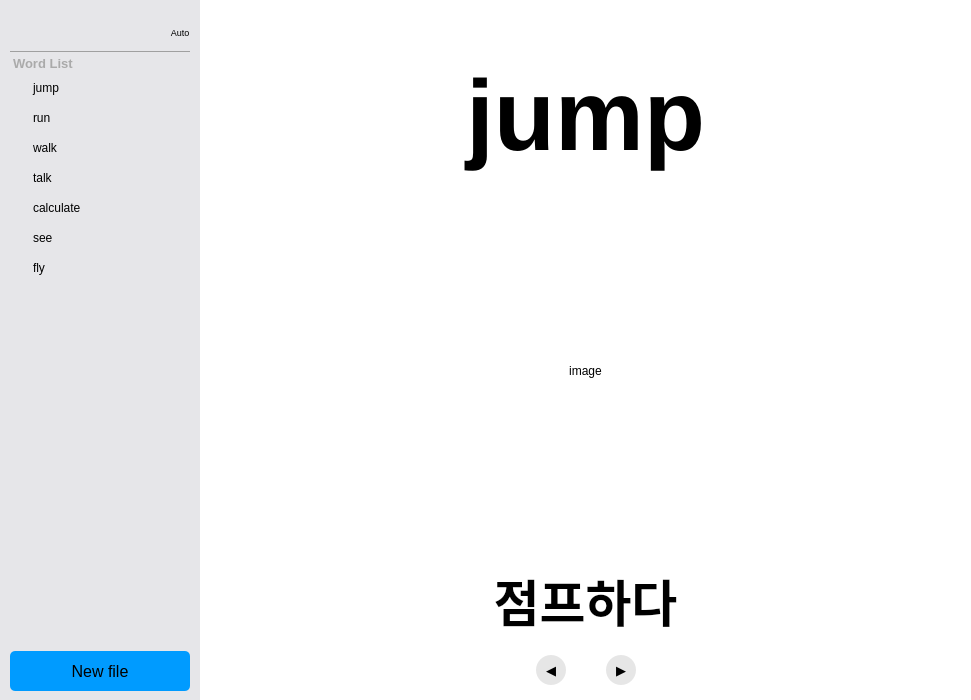
Above: main.ui from gonyo1/VisualVocaApp before the change. Below: the same form after it.
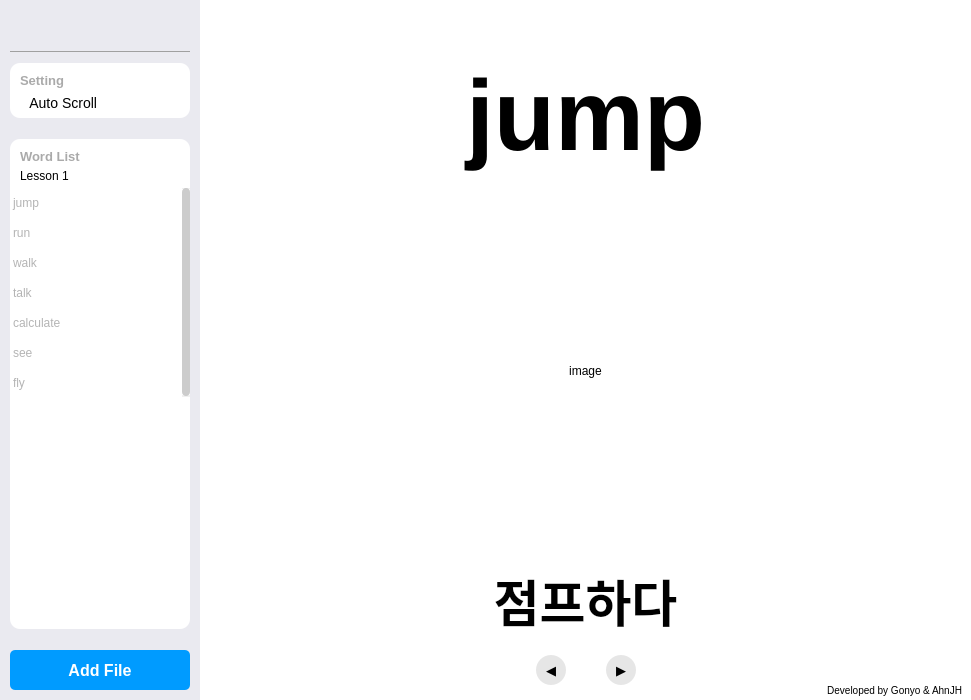
That is the form after the change.

What changed in the file:
```diff
--- a/main.ui
+++ b/main.ui
@@ -21,33 +21,42 @@
   </property>
   <property name="styleSheet">
    <string notr="true">QObject {
+border: 0px solid;
+margin: 0px;
+padding: 0px;
 background-color: blue;
-border: 0px solid;
-margin: 0px;
-padding: 0px;
 border-color: rgb(0, 0, 255);
 }
 QWidget {
 color: black;
-font: 16px &quot;Segoe UI&quot;;
+font: 63 14px &quot;Noto Sans KR SemiBold&quot;;
 }
-
+/* scrollbar stylesheet css */
+QScrollBar {
+}
 QScrollBar:vertical {
-background: white;
 border: 0px solid;
 width: 8px;
 margin: 0px;
 }
+QScrollBar::add-page:vertical,
+QScrollBar::sub-page:vertical {
+background: rgba(190, 190, 190, 60);
+border-radius: 4px;
+}
 QScrollBar::handle:vertical {
-background: rgb(190, 190, 190);
-min-height: 0px;
-max-height: 30px;
+background: rgba(190, 190, 190, 200);
 border-radius: 4px;
 }
 QScrollBar::sub-line:vertical {
 height: 0px;
 subcontrol-position: top;
 subcontrol-origin: margin;
+}
+QScrollBar::add-line:vertical {
+height: 0px;
+subcontrol-position: bottom;
+subcontrol-origin: margin;
 }</string>
   </property>
   <widget class="QWidget" name="mb_1">
@@ -57,7 +66,7 @@
       <x>0</x>
       <y>0</y>
       <width>200</width>
-      <height>701</height>
+      <height>700</height>
      </rect>
     </property>
     <property name="sizePolicy">
@@ -66,62 +75,108 @@
       <verstretch>0</verstretch>
      </sizepolicy>
     </property>
+    <property name="minimumSize">
+     <size>
+      <width>0</width>
+      <height>700</height>
+     </size>
+    </property>
+    <property name="maximumSize">
+     <size>
+      <width>200</width>
+      <height>16777215</height>
+     </size>
+    </property>
+    <property name="cursor">
+     <cursorShape>ArrowCursor</cursorShape>
+    </property>
     <property name="styleSheet">
-     <string notr="true">QWidget {
+     <string notr="true">#mb_voca_adj {
+background-color: rgb(234, 234, 240);
+}
+QWidget {
+margin: 0px;
 padding: 0px;
-background-color: rgb(230, 230, 233);
+background-color: transparent;
 }
 
-QScrollArea .QLabel {
+/* Left - Setting --------------------------------- */
+#mb_setting_widget,
+#mb_voca_scroll {
+background-color: white;
+border-radius: 10px;
+margin: 10px;
+}
+
+/* Left - Setting detail name:Auto Scroll */
+#mb_top_bar_auto_scroll {
+margin: 0px 20px 0px 20px;
+}
+#mb_top_bar_auto_scroll_title {
+font: 14px;
+margin: 0px 0px 0px 10px;
+color: black;
+}
+/* Left - Title Part:Gray title */
+#mb_setting_title,
+#mb_voca_total_title {
 color: rgb(170, 170, 170);
 font: 13px;
-margin-left: 10px;
-margin-right: 10px;
+margin: 20px 20px 0px 20px;
 font-weight: bold;
+text-align: Left;
+}
+#mb_voca_total_title {
+margin: 10px;
+margin-bottom: 0px;
 }
 
-QScrollArea .QWidget  .QWidget .QListWidget::item:focus {
-font-weight: bold;
-}
-QScrollArea .QWidget  .QWidget .QListWidget::item {
-border-radius: 5px;
-padding: 5px;
-padding-left: 10px;
-padding-right: 10px;
+/* QScrollWidget PushButton part ------------------ */
+QScrollArea .QPushButton {
+margin: 5px 10px 5px 10px;
 color: black;
+text-align: left;
 }
-QScrollArea .QWidget  .QWidget .QListWidget::item:hover {
-background-color: rgb(200, 200, 200);
-}
-QScrollArea .QWidget  .QWidget .QListWidget::item:selected {
-background-color: rgb(255, 130, 45);
-color: white;
+QAbstractItemDelegate {
+padding-left: 40px;
 }
 
-QListView {
-margin-left: 10px;
-margin-right: 10px;
-}
+/* QListWidget Part ------------------------------ */
 QListView::item {
-margin:3px;
-margin-left: 10px;
+margin: 5px;
 }
-QWidget.QPushButton#mb_voca_open {
-margin: 10px 10px 10px 10px;
+QListWidget {
+font-weight: light;
+}
+QListWidget::item {
+padding: 3px;
+padding-left: 40px;
+color: rgb(180, 180, 180);
+}
+QListWidget::item:hover {
+padding-left: 40px;
+margin: 0px -4px 0px -4px;
+color: black;
+background-color: rgb(204, 227, 249);
+}
+QListWidget::item:selected {
+padding-left: 40px;
+margin: 0px -4px 0px -4px;
+background-color: rgb(232, 232, 237);
+color: black;
+}
+
+/* Add Files Part */
+#mb_voca_open {
+margin: 10px;
+color: white;
 font: 16px;
+font-weight: bold;
 border-radius: 5px;
 background-color: rgb(0, 155, 255);
 }
-QWidget.QPushButton#mb_voca_open:hover {
-font: 16px;
-color: white;
-border-radius: 5px;
+#mb_voca_open:hover {
 background-color: rgba(0, 155, 255, 80);
-}
-#mb_top_bar_onoff_title {
-font: 9px;
-margin-top: 10px;
-padding-top: 5px;
 }</string>
     </property>
     <layout class="QVBoxLayout" name="verticalLayout">
@@ -143,7 +198,63 @@
      <item>
       <widget class="QWidget" name="mb_top_bar" native="true">
        <property name="sizePolicy">
-        <sizepolicy hsizetype="Preferred" vsizetype="Fixed">
+        <sizepolicy hsizetype="Preferred" vsizetype="Preferred">
+         <horstretch>0</horstretch>
+         <verstretch>0</verstretch>
+        </sizepolicy>
+       </property>
+       <property name="minimumSize">
+        <size>
+         <width>200</width>
+         <height>50</height>
+        </size>
+       </property>
+       <property name="maximumSize">
+        <size>
+         <width>200</width>
+         <height>50</height>
+        </size>
+       </property>
+       <widget class="QLabel" name="mb_icon">
+        <property name="geometry">
+         <rect>
+          <x>0</x>
+          <y>0</y>
+          <width>200</width>
+          <height>50</height>
+         </rect>
+        </property>
+        <property name="minimumSize">
+         <size>
+          <width>0</width>
+          <height>50</height>
+         </size>
+        </property>
+        <property name="maximumSize">
+         <size>
+          <width>16777215</width>
+          <height>50</height>
+         </size>
+        </property>
+        <property name="styleSheet">
+         <string notr="true"/>
+        </property>
+        <property name="lineWidth">
+         <number>0</number>
+        </property>
+        <property name="text">
+         <string/>
+        </property>
+        <property name="indent">
+         <number>0</number>
+        </property>
+       </widget>
+      </widget>
+     </item>
+     <item>
+      <widget class="Line" name="mb_h_line_1">
+       <property name="sizePolicy">
+        <sizepolicy hsizetype="Minimum" vsizetype="Fixed">
          <horstretch>0</horstretch>
          <verstretch>0</verstretch>
         </sizepolicy>
@@ -151,16 +262,30 @@
        <property name="minimumSize">
         <size>
          <width>0</width>
-         <height>50</height>
+         <height>1</height>
         </size>
        </property>
        <property name="maximumSize">
         <size>
          <width>16777215</width>
-         <height>50</height>
+         <height>1</height>
         </size>
        </property>
-       <layout class="QHBoxLayout" name="horizontalLayout_4">
+       <property name="styleSheet">
+        <string notr="true">background-color: rgb(160, 160, 160);
+margin: 0px 10px 0px 10px;</string>
+       </property>
+       <property name="lineWidth">
+        <number>1</number>
+       </property>
+       <property name="orientation">
+        <enum>Qt::Horizontal</enum>
+       </property>
+      </widget>
+     </item>
+     <item>
+      <widget class="QWidget" name="mb_setting_widget" native="true">
+       <layout class="QVBoxLayout" name="verticalLayout_2">
         <property name="spacing">
          <number>0</number>
         </property>
@@ -174,32 +299,44 @@
          <number>0</number>
         </property>
         <property name="bottomMargin">
-         <number>0</number>
+         <number>10</number>
         </property>
         <item>
-         <widget class="QLabel" name="mb_icon">
+         <widget class="QLabel" name="mb_setting_title">
+          <property name="sizePolicy">
+           <sizepolicy hsizetype="Preferred" vsizetype="Preferred">
+            <horstretch>0</horstretch>
+            <verstretch>0</verstretch>
+           </sizepolicy>
+          </property>
           <property name="minimumSize">
            <size>
             <width>0</width>
-            <height>50</height>
+            <height>20</height>
            </size>
           </property>
           <property name="maximumSize">
            <size>
             <width>16777215</width>
-            <height>50</height>
+            <height>16777215</height>
            </size>
           </property>
           <property name="styleSheet">
            <string notr="true"/>
           </property>
           <property name="text">
-           <string/>
+           <string>Setting</string>
+          </property>
+          <property name="alignment">
+           <set>Qt::AlignLeading|Qt::AlignLeft|Qt::AlignVCenter</set>
+          </property>
+          <property name="indent">
+           <number>0</number>
           </property>
          </widget>
         </item>
         <item>
-         <widget class="QWidget" name="mb_top_bar_onoff" native="true">
+         <widget class="QWidget" name="mb_top_bar_auto_scroll" native="true">
           <property name="sizePolicy">
            <sizepolicy hsizetype="Preferred" vsizetype="Fixed">
             <horstretch>0</horstretch>
@@ -208,17 +345,20 @@
           </property>
           <property name="minimumSize">
            <size>
-            <width>40</width>
+            <width>190</width>
             <height>0</height>
            </size>
           </property>
           <property name="maximumSize">
            <size>
-            <width>40</width>
-            <height>50</height>
+            <width>190</width>
+            <height>16777215</height>
            </size>
           </property>
-          <layout class="QVBoxLayout" name="mb_top_bar_onoff_verticalLayout" stretch="0">
+          <property name="layoutDirection">
+           <enum>Qt::LeftToRight</enum>
+          </property>
+          <layout class="QHBoxLayout" name="mb_top_bar_auto_scroll_verticalLayout" stretch="0,0">
            <property name="spacing">
             <number>5</number>
            </property>
@@ -235,7 +375,7 @@
             <number>0</number>
            </property>
            <item>
-            <widget class="QLabel" name="mb_top_bar_onoff_title">
+            <widget class="QLabel" name="mb_top_bar_auto_scroll_title">
              <property name="enabled">
               <bool>true</bool>
              </property>
@@ -247,64 +387,57 @@
              </property>
              <property name="minimumSize">
               <size>
-               <width>0</width>
+               <width>100</width>
                <height>30</height>
               </size>
              </property>
              <property name="maximumSize">
               <size>
-               <width>16777215</width>
+               <width>100</width>
                <height>16777215</height>
               </size>
              </property>
+             <property name="layoutDirection">
+              <enum>Qt::LeftToRight</enum>
+             </property>
              <property name="text">
-              <string>Auto</string>
+              <string>Auto Scroll</string>
              </property>
              <property name="alignment">
-              <set>Qt::AlignCenter</set>
+              <set>Qt::AlignRight|Qt::AlignTrailing|Qt::AlignVCenter</set>
              </property>
             </widget>
            </item>
+           <item>
+            <spacer name="horizontalSpacer">
+             <property name="orientation">
+              <enum>Qt::Horizontal</enum>
+             </property>
+             <property name="sizeType">
+              <enum>QSizePolicy::MinimumExpanding</enum>
+             </property>
+             <property name="sizeHint" stdset="0">
+              <size>
+               <width>0</width>
+               <height>0</height>
+              </size>
+             </property>
+            </spacer>
+           </item>
           </layout>
          </widget>
         </item>
        </layout>
       </widget>
      </item>
-     <item>
-      <widget class="Line" name="mb_h_line_1">
-       <property name="sizePolicy">
-        <sizepolicy hsizetype="Minimum" vsizetype="Fixed">
-         <horstretch>0</horstretch>
-         <verstretch>0</verstretch>
-        </sizepolicy>
-       </property>
-       <property name="minimumSize">
-        <size>
-         <width>0</width>
-         <height>1</height>
-        </size>
-       </property>
-       <property name="maximumSize">
-        <size>
-         <width>16777215</width>
-         <height>1</height>
-        </size>
-       </property>
-       <property name="styleSheet">
-        <string notr="true">background-color: rgb(160, 160, 160);
-margin: 0px 10px 0px 10px;</string>
-       </property>
-       <property name="lineWidth">
-        <number>1</number>
-       </property>
-       <property name="orientation">
-        <enum>Qt::Horizontal</enum>
-       </property>
-      </widget>
-     </item>
      <item>
       <widget class="QScrollArea" name="mb_voca_scroll">
+       <property name="sizePolicy">
+        <sizepolicy hsizetype="Preferred" vsizetype="Expanding">
+         <horstretch>0</horstretch>
+         <verstretch>0</verstretch>
+        </sizepolicy>
+       </property>
        <property name="widgetResizable">
         <bool>true</bool>
        </property>
@@ -313,19 +446,19 @@
          <rect>
           <x>0</x>
           <y>0</y>
-          <width>200</width>
-          <height>587</height>
+          <width>180</width>
+          <height>486</height>
          </rect>
         </property>
         <property name="sizePolicy">
-         <sizepolicy hsizetype="Preferred" vsizetype="Expanding">
+         <sizepolicy hsizetype="Preferred" vsizetype="Preferred">
           <horstretch>0</horstretch>
           <verstretch>0</verstretch>
          </sizepolicy>
         </property>
         <layout class="QVBoxLayout" name="verticalLayout_3">
          <property name="spacing">
-          <number>5</number>
+          <number>0</number>
          </property>
          <property name="leftMargin">
           <number>0</number>
@@ -339,10 +472,47 @@
          <property name="bottomMargin">
           <number>0</number>
          </property>
+         <item>
+          <widget class="QLabel" name="mb_voca_total_title">
+           <property name="sizePolicy">
+            <sizepolicy hsizetype="Preferred" vsizetype="Preferred">
+             <horstretch>0</horstretch>
+             <verstretch>0</verstretch>
+            </sizepolicy>
+           </property>
+           <property name="minimumSize">
+            <size>
+             <width>0</width>
+             <height>20</height>
+            </size>
+           </property>
+           <property name="maximumSize">
+            <size>
+             <width>16777215</width>
+             <height>16777215</height>
+            </size>
+           </property>
+           <property name="styleSheet">
+            <string notr="true"/>
+           </property>
+           <property name="lineWidth">
+            <number>0</number>
+           </property>
+           <property name="text">
+            <string>Word List</string>
+           </property>
+           <property name="alignment">
+            <set>Qt::AlignLeading|Qt::AlignLeft|Qt::AlignVCenter</set>
+           </property>
+           <property name="indent">
+            <number>0</number>
+           </property>
+          </widget>
+         </item>
          <item>
           <widget class="QWidget" name="mb_voca_widget_1" native="true">
            <property name="sizePolicy">
-            <sizepolicy hsizetype="Preferred" vsizetype="MinimumExpanding">
+            <sizepolicy hsizetype="Preferred" vsizetype="Expanding">
              <horstretch>0</horstretch>
              <verstretch>0</verstretch>
             </sizepolicy>
@@ -350,13 +520,16 @@
            <property name="maximumSize">
             <size>
              <width>16777215</width>
-             <height>400</height>
+             <height>300</height>
             </size>
            </property>
            <layout class="QVBoxLayout" name="verticalLayout_4">
             <property name="spacing">
              <number>0</number>
             </property>
+            <property name="sizeConstraint">
+             <enum>QLayout::SetDefaultConstraint</enum>
+            </property>
             <property name="leftMargin">
              <number>0</number>
             </property>
@@ -370,33 +543,24 @@
              <number>0</number>
             </property>
             <item>
-             <widget class="QLabel" name="mb_voca_title_1">
+             <widget class="QPushButton" name="mb_voca_word_title_1">
               <property name="sizePolicy">
-               <sizepolicy hsizetype="Preferred" vsizetype="Fixed">
+               <sizepolicy hsizetype="Preferred" vsizetype="Preferred">
                 <horstretch>0</horstretch>
                 <verstretch>0</verstretch>
                </sizepolicy>
               </property>
-              <property name="minimumSize">
-               <size>
-                <width>0</width>
-                <height>20</height>
-               </size>
-              </property>
-              <property name="maximumSize">
-               <size>
-                <width>16777215</width>
-                <height>20</height>
-               </size>
-              </property>
-              <property name="styleSheet">
-               <string notr="true"/>
+              <property name="cursor">
+               <cursorShape>PointingHandCursor</cursorShape>
               </property>
               <property name="text">
-               <string>Word List</string>
+               <string>Lesson 1</string>
               </property>
-              <property name="alignment">
-               <set>Qt::AlignLeading|Qt::AlignLeft|Qt::AlignVCenter</set>
+              <property name="checkable">
+               <bool>true</bool>
+              </property>
+              <property name="checked">
+               <bool>true</bool>
               </property>
              </widget>
             </item>
@@ -441,12 +605,27 @@
               <property name="horizontalScrollBarPolicy">
                <enum>Qt::ScrollBarAlwaysOff</enum>
               </property>
+              <property name="sizeAdjustPolicy">
+               <enum>QAbstractScrollArea::AdjustToContents</enum>
+              </property>
               <property name="autoScrollMargin">
-               <number>5</number>
+               <number>1</number>
+              </property>
+              <property name="showDropIndicator" stdset="0">
+               <bool>true</bool>
+              </property>
+              <property name="alternatingRowColors">
+               <bool>false</bool>
               </property>
               <property name="verticalScrollMode">
                <enum>QAbstractItemView::ScrollPerPixel</enum>
               </property>
+              <property name="horizontalScrollMode">
+               <enum>QAbstractItemView::ScrollPerPixel</enum>
+              </property>
+              <property name="movement">
+               <enum>QListView::Free</enum>
+              </property>
               <property name="isWrapping" stdset="0">
                <bool>false</bool>
               </property>
@@ -465,6 +644,12 @@
               <property name="wordWrap">
                <bool>false</bool>
               </property>
+              <property name="currentRow">
+               <number>-1</number>
+              </property>
+              <property name="sortingEnabled">
+               <bool>false</bool>
+              </property>
               <item>
                <property name="text">
                 <string>jump</string>
@@ -540,7 +725,7 @@
         </size>
        </property>
        <property name="text">
-        <string>New file</string>
+        <string>Add File</string>
        </property>
       </widget>
      </item>
@@ -575,6 +760,10 @@
 #mb_show_kor_adj {
 font: 50px;
 font-weight: bold;
+}
+#mb_show_dev {
+background-color: transparent;
+font: 10px;
 }</string>
     </property>
     <widget class="QWidget" name="mb_show_btns_adj" native="true">
@@ -808,6 +997,22 @@
       </item>
      </layout>
     </widget>
+    <widget class="QLabel" name="mb_show_dev">
+     <property name="geometry">
+      <rect>
+       <x>1</x>
+       <y>680</y>
+       <width>761</width>
+       <height>20</height>
+      </rect>
+     </property>
+     <property name="text">
+      <string>Developed by Gonyo &amp; AhnJH</string>
+     </property>
+     <property name="alignment">
+      <set>Qt::AlignRight|Qt::AlignTrailing|Qt::AlignVCenter</set>
+     </property>
+    </widget>
    </widget>
    <zorder>mb_show_adj</zorder>
    <zorder>mb_voca_adj</zorder>
```
